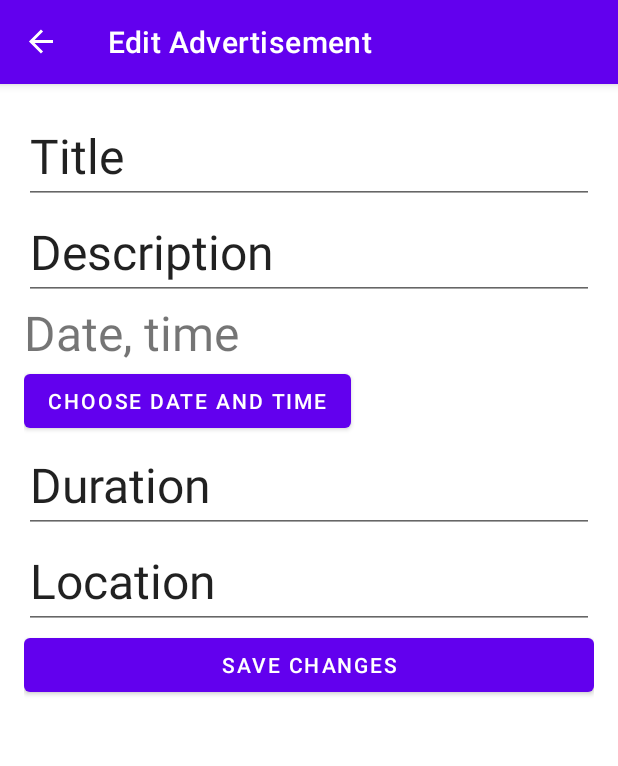
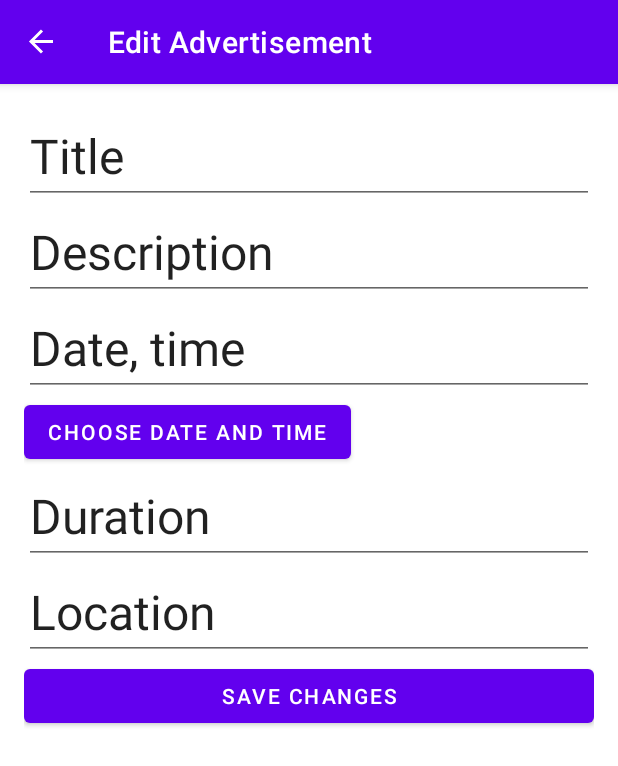
Before and after one commit to coccocarmiano/mad2022lab3, an Android app: the screen it shows after launch (MainActivity), after a tap on an icon or button, on a phone screen of 412 x 824 dp. Shown: the top 766 px of the screen. Run offline under Robolectric (Android 15) with nearby library versions, the phone set to English and light mode, and no system bars; our stand-ins replace navigation-ui; 2 other taps on this screen came first.

Commit message:
date bug fix

```diff
--- a/app/src/main/java/com/example/drawerexample/MainActivity.kt
+++ b/app/src/main/java/com/example/drawerexample/MainActivity.kt
@@ -23,7 +23,6 @@ class MainActivity : AppCompatActivity() {
     private lateinit var binding: ActivityMainBinding
 
     private val userViewModel: UserViewModel by viewModels()
-    private val advertisementViewModel: AdvertisementViewModel by viewModels()
     val requestPhotoForProfileEdit = 1
 
     override fun onCreate(savedInstanceState: Bundle?) {
--- a/app/src/main/java/com/example/drawerexample/ui/EditAdvertisement.kt
+++ b/app/src/main/java/com/example/drawerexample/ui/EditAdvertisement.kt
@@ -50,7 +50,7 @@ class EditAdvertisement : Fragment(), DatePickerDialog.OnDateSetListener, TimePi
                 binding.descriptionAdvertisementET.setText(adv?.description)
                 binding.locationAdvertisementET.setText(adv?.location)
                 binding.durationAdvertisementET.setText(adv?.duration)
-                binding.dateAdvertisementEditTV.setText(adv?.date)
+                binding.dateAdvertisementEditET.setText(adv?.date)
             }
         }
 
@@ -61,6 +61,7 @@ class EditAdvertisement : Fragment(), DatePickerDialog.OnDateSetListener, TimePi
                 override fun handleOnBackPressed() {
                     save()
                 }
+
             })
 
         binding.editDateAdvertisement.setOnClickListener {
@@ -81,7 +82,7 @@ class EditAdvertisement : Fragment(), DatePickerDialog.OnDateSetListener, TimePi
         adv.description = binding.descriptionAdvertisementET.text.toString()
         adv.location = binding.locationAdvertisementET.text.toString()
         adv.duration = binding.durationAdvertisementET.text.toString()
-        adv.date = binding.dateAdvertisementEditTV.text.toString()
+        adv.date = binding.dateAdvertisementEditET.text.toString()
 
         if (adv_index == null || adv_index == -1) {
             advertisementViewModel.liveAdvList.value?.add(adv)
@@ -124,7 +125,7 @@ class EditAdvertisement : Fragment(), DatePickerDialog.OnDateSetListener, TimePi
         savedHour=p1
         savedMinute=p2
 
-        binding.dateAdvertisementEditTV.text = dateTimeToString(savedDay,savedMonth,savedYear,savedHour,savedMinute)
+        binding.dateAdvertisementEditET.setText(dateTimeToString(savedDay,savedMonth,savedYear,savedHour,savedMinute))
     }
 
 
--- a/app/src/main/res/layout-land/edit_time_slot_details_fragment.xml
+++ b/app/src/main/res/layout-land/edit_time_slot_details_fragment.xml
@@ -30,10 +30,12 @@
             android:layout_height="wrap_content"
             android:orientation="horizontal">
 
-            <TextView
-                android:id="@+id/dateAdvertisementEditTV"
+            <EditText
+                android:id="@+id/dateAdvertisementEditET"
                 android:layout_width="wrap_content"
                 android:layout_height="wrap_content"
+                android:clickable="false"
+                android:editable="false"
                 android:text="Date, time"
                 android:textSize="32sp" />
 
--- a/app/src/main/res/layout/edit_time_slot_details_fragment.xml
+++ b/app/src/main/res/layout/edit_time_slot_details_fragment.xml
@@ -42,10 +42,12 @@
                 android:text="Description"
                 android:textSize="32sp" />
 
-            <TextView
-                android:id="@+id/dateAdvertisementEditTV"
+            <EditText
+                android:id="@+id/dateAdvertisementEditET"
                 android:layout_width="match_parent"
                 android:layout_height="wrap_content"
+                android:clickable="false"
+                android:editable="false"
                 android:text="Date, time"
                 android:textSize="32sp" />
 
```
